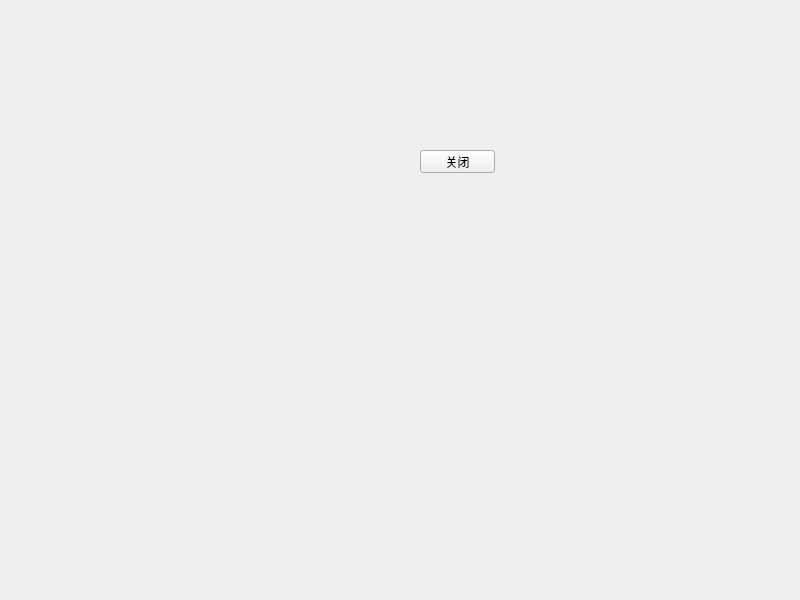
Above: WidgetStyle/widget.ui from CNoch/QtStyle before the change. Below: the same form after it.
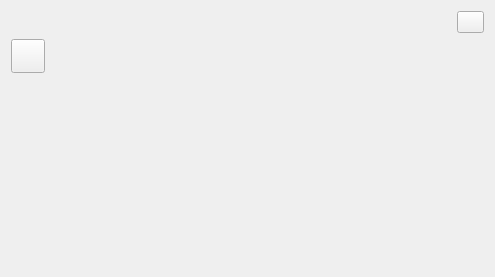
That is the form after the change. Icons and pictures are not drawn.

The edit to the form file:
```diff
--- a/WidgetStyle/widget.ui
+++ b/WidgetStyle/widget.ui
@@ -6,26 +6,87 @@
    <rect>
     <x>0</x>
     <y>0</y>
-    <width>800</width>
-    <height>600</height>
+    <width>495</width>
+    <height>277</height>
    </rect>
   </property>
   <property name="windowTitle">
    <string>Widget</string>
   </property>
-  <widget class="QPushButton" name="pushButton">
-   <property name="geometry">
-    <rect>
-     <x>420</x>
-     <y>150</y>
-     <width>75</width>
-     <height>23</height>
-    </rect>
-   </property>
-   <property name="text">
-    <string>关闭</string>
-   </property>
-  </widget>
+  <layout class="QVBoxLayout" name="verticalLayout">
+   <item>
+    <layout class="QHBoxLayout" name="horizontalLayout">
+     <item>
+      <spacer name="horizontalSpacer">
+       <property name="orientation">
+        <enum>Qt::Horizontal</enum>
+       </property>
+       <property name="sizeHint" stdset="0">
+        <size>
+         <width>40</width>
+         <height>20</height>
+        </size>
+       </property>
+      </spacer>
+     </item>
+     <item>
+      <widget class="QPushButton" name="pushButton_close">
+       <property name="styleSheet">
+        <string notr="true">QPushButton{
+	max-width:25px;
+	max-height:25px;
+	border-image: url(:/img/关  闭.png);
+}
+QPushButton{
+	border-image: url(:/img/关  闭 (1).png);
+}
+QPushButton{
+	border-image: url(:/img/关  闭 (2).png);
+}</string>
+       </property>
+       <property name="text">
+        <string/>
+       </property>
+      </widget>
+     </item>
+    </layout>
+   </item>
+   <item>
+    <widget class="QPushButton" name="pushButton_color_picker">
+     <property name="styleSheet">
+      <string notr="true">QPushButton{
+	max-width:32px;
+	max-height:32px;
+	min-width:32px;
+	min-height:32px;
+	border-image: url(:/img/笔.png);
+}
+QPushButton:hover{
+	border-image: url(:/img/笔 (1).png);
+}
+QPushButton:pressed{
+	border-image: url(:/img/笔 (2).png);
+}</string>
+     </property>
+     <property name="text">
+      <string/>
+     </property>
+    </widget>
+   </item>
+   <item>
+    <spacer name="verticalSpacer">
+     <property name="orientation">
+      <enum>Qt::Vertical</enum>
+     </property>
+     <property name="sizeHint" stdset="0">
+      <size>
+       <width>20</width>
+       <height>190</height>
+      </size>
+     </property>
+    </spacer>
+   </item>
+  </layout>
  </widget>
  <resources/>
  <connections/>
```
